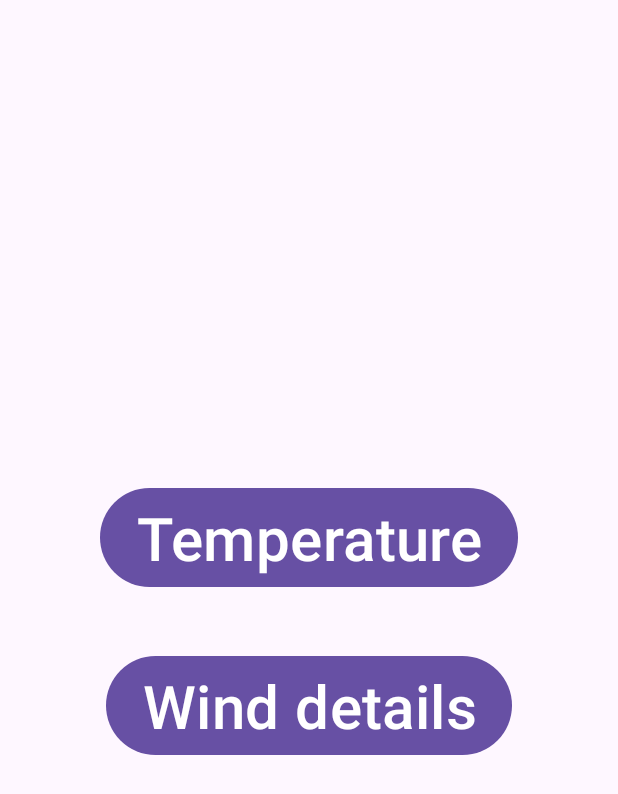
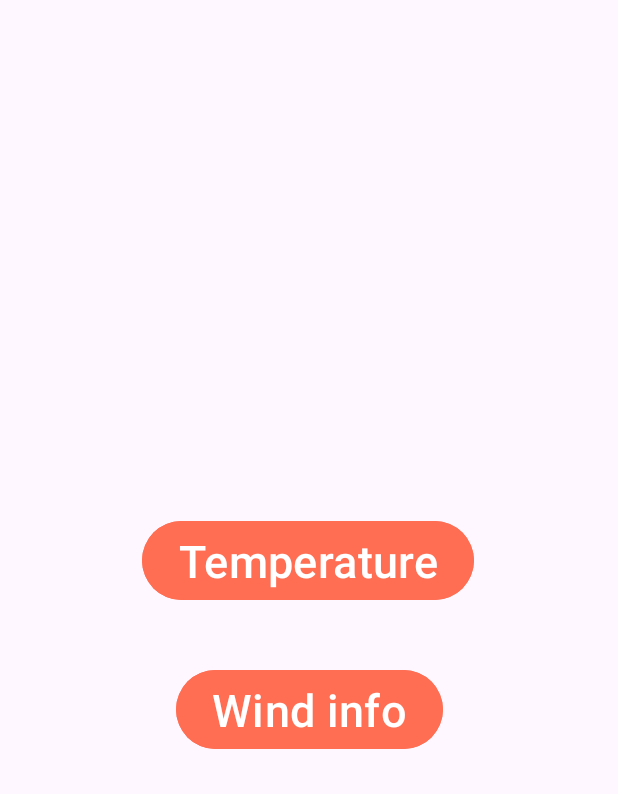
Before and after one commit to Jarcovision/CurrentWeatherData, an Android app: the screen it shows after launch (MainActivity), on a phone screen of 412 x 824 dp. Shown: the top 794 px of the screen. Run offline under Robolectric (Android 15) with nearby library versions, the phone set to English and light mode, and no system bars; our stand-ins replace Dagger/Hilt's generated code, data binding.

Commit message:
fragment_wind layout

```diff
--- a/app/src/main/java/com/example/currentweatherdata/ui/MainActivity.kt
+++ b/app/src/main/java/com/example/currentweatherdata/ui/MainActivity.kt
@@ -4,7 +4,6 @@ import androidx.appcompat.app.AppCompatActivity
 import android.os.Bundle
 import androidx.navigation.NavController
 import androidx.navigation.fragment.NavHostFragment
-import androidx.navigation.ui.setupActionBarWithNavController
 import com.example.currentweatherdata.R
 import dagger.hilt.android.AndroidEntryPoint
 
@@ -19,8 +18,6 @@ class MainActivity : AppCompatActivity() {
         val navHostFragment = supportFragmentManager
             .findFragmentById(R.id.nav_host_fragment) as NavHostFragment
         navController = navHostFragment.navController
-
-        //setupActionBarWithNavController(navController)
     }
 
     override fun onSupportNavigateUp(): Boolean {
--- a/app/src/main/java/com/example/currentweatherdata/ui/StartFragment.kt
+++ b/app/src/main/java/com/example/currentweatherdata/ui/StartFragment.kt
@@ -5,7 +5,6 @@ import androidx.fragment.app.Fragment
 import android.view.LayoutInflater
 import android.view.View
 import android.view.ViewGroup
-import android.widget.Button
 import androidx.navigation.fragment.findNavController
 import com.example.currentweatherdata.R
 import com.example.currentweatherdata.databinding.FragmentStartBinding
--- a/app/src/main/java/com/example/currentweatherdata/ui/temperature/TemperatureFragment.kt
+++ b/app/src/main/java/com/example/currentweatherdata/ui/temperature/TemperatureFragment.kt
@@ -6,7 +6,6 @@ import android.view.LayoutInflater
 import android.view.View
 import android.view.ViewGroup
 import androidx.fragment.app.viewModels
-import androidx.lifecycle.Observer
 import com.example.currentweatherdata.databinding.FragmentTemperatureBinding
 import com.example.currentweatherdata.models.network.WeatherResponse
 
--- /dev/null
+++ b/app/src/main/res/drawable/round_pause_24.xml
@@ -0,0 +1,5 @@
+<vector android:height="24dp" android:tint="#FFFFFF"
+    android:viewportHeight="24" android:viewportWidth="24"
+    android:width="24dp" xmlns:android="http://schemas.android.com/apk/res/android">
+    <path android:fillColor="@android:color/white" android:pathData="M8,19c1.1,0 2,-0.9 2,-2L10,7c0,-1.1 -0.9,-2 -2,-2s-2,0.9 -2,2v10c0,1.1 0.9,2 2,2zM14,7v10c0,1.1 0.9,2 2,2s2,-0.9 2,-2L18,7c0,-1.1 -0.9,-2 -2,-2s-2,0.9 -2,2z"/>
+</vector>
--- /dev/null
+++ b/app/src/main/res/drawable/round_stop_24.xml
@@ -0,0 +1,5 @@
+<vector android:height="24dp" android:tint="#FFFFFF"
+    android:viewportHeight="24" android:viewportWidth="24"
+    android:width="24dp" xmlns:android="http://schemas.android.com/apk/res/android">
+    <path android:fillColor="@android:color/white" android:pathData="M8,6h8c1.1,0 2,0.9 2,2v8c0,1.1 -0.9,2 -2,2H8c-1.1,0 -2,-0.9 -2,-2V8c0,-1.1 0.9,-2 2,-2z"/>
+</vector>
--- a/app/src/main/res/layout/fragment_start.xml
+++ b/app/src/main/res/layout/fragment_start.xml
@@ -4,7 +4,6 @@
     xmlns:tools="http://schemas.android.com/tools">
 
     <data>
-
         <variable
             name="startFragment"
             type="com.example.currentweatherdata.ui.StartFragment" />
@@ -14,27 +13,30 @@
         android:layout_width="match_parent"
         android:layout_height="match_parent"
         tools:context=".ui.StartFragment"
-        android:orientation="vertical">
+        android:orientation="vertical" >
 
         <Button
             android:id="@+id/temperature_button"
             android:layout_width="wrap_content"
             android:layout_height="wrap_content"
-            android:text="Temperature"
-            android:textSize="40dp"
+            android:backgroundTint="@color/orange"
+            android:onClick="@{() -> startFragment.goToTemperatureFragment()}"
+            android:text="@string/temperature"
+            android:textSize="@dimen/button_text_Size"
             app:layout_constraintBottom_toBottomOf="parent"
             app:layout_constraintEnd_toEndOf="parent"
+            app:layout_constraintHorizontal_bias="0.497"
             app:layout_constraintStart_toStartOf="parent"
             app:layout_constraintTop_toTopOf="parent"
-            app:layout_constraintVertical_bias="0.428"
-            android:onClick="@{() -> startFragment.goToTemperatureFragment()}"/>
+            app:layout_constraintVertical_bias="0.45" />
 
         <Button
             android:id="@+id/wind_button"
             android:layout_width="wrap_content"
             android:layout_height="wrap_content"
-            android:text="Wind details"
-            android:textSize="40dp"
+            android:text="@string/wind_info_button"
+            android:textSize="@dimen/button_text_Size"
+            android:backgroundTint="@color/orange"
             app:layout_constraintBottom_toBottomOf="parent"
             app:layout_constraintEnd_toEndOf="parent"
             app:layout_constraintStart_toStartOf="parent"
--- a/app/src/main/res/values/colors.xml
+++ b/app/src/main/res/values/colors.xml
@@ -3,4 +3,5 @@
     <color name="black">#FF000000</color>
     <color name="white">#FFFFFFFF</color>
     <color name="alert">#ff0000</color>
+    <color name="orange">#FF6E53</color>
 </resources>
--- a/app/src/main/res/values/strings.xml
+++ b/app/src/main/res/values/strings.xml
@@ -21,6 +21,8 @@
     <string name="speed">km/h</string>
     <string name="km">km</string>
     <string name="m">m</string>
+    <string name="wind_info_button">Wind info</string>
+    <string name="temperature">Temperature</string>
 
 
 </resources>
```
Also changed, not shown: app/src/main/res/layout/fragment_wind.xml (+35 -17 lines), app/src/main/res/values/dimens.xml (+13 -0 lines).
